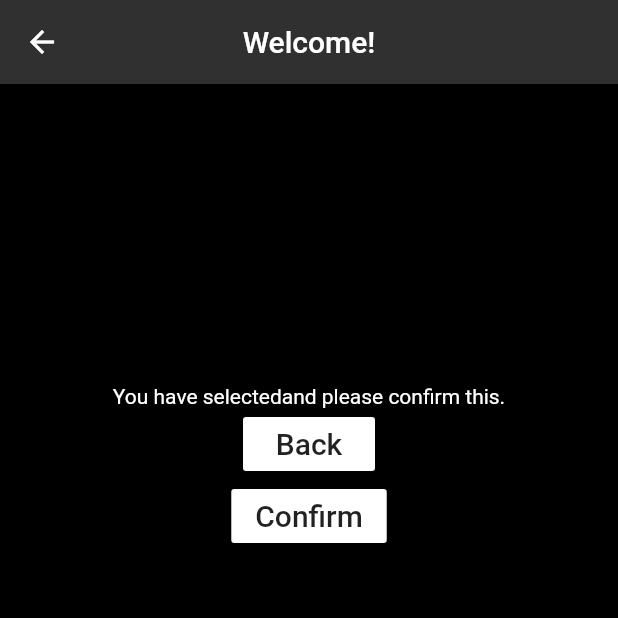
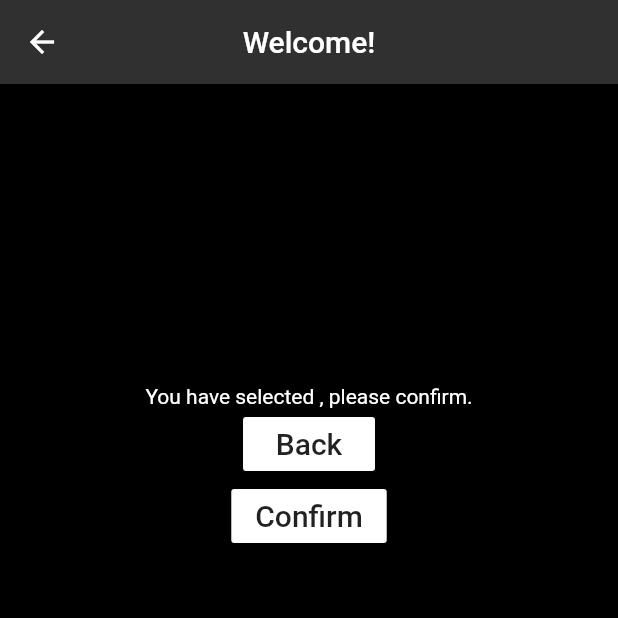
Before and after one commit to 4981Team1/mobile_voting_machine_frontend, a Flutter app: the Confirmation screen opened directly with empty values, on a phone screen of 412 x 824 dp, the top half of it. Run offline on Flutter 3.47's test engine with Material 2 defaults, Android fonts, the phone set to English and light mode, and no system bars; our stand-ins replace flutter_blue.

Commit message:
added json model for ballot. added sending ballot from mobile to pi

```diff
--- a/lib/VotingEvent.dart
+++ b/lib/VotingEvent.dart
@@ -19,8 +19,10 @@ class VotingEvent extends StatelessWidget {
   static const String _title = 'Example';
   String jsonStr;
   VotingEvent({Key key, this.jsonStr}) : super(key: key) {
+    print("in voting event : " + jsonStr);
     Map<String, dynamic> jsonObj = jsonDecode(jsonStr);
     electionId = jsonObj['_id'];
+    print("electionId: " + electionId);
   }
   @override
   Widget build(BuildContext context) {
@@ -128,7 +130,7 @@ class _MyStatefulWidgetState extends State<MyStatefulWidget> {
           onPressed: () {
             Navigator.push(
               context,
-              MaterialPageRoute(builder: (context) => Confirmation()),
+              MaterialPageRoute(builder: (context) => Confirmation(selected: keyList[_site1], electionId: electionId)),
             );
           },
           color: Colors.white,
@@ -138,7 +140,6 @@ class _MyStatefulWidgetState extends State<MyStatefulWidget> {
     );
   }
 }
-
 class _GenerateVoteList extends State<MyStatefulWidget> {
   // BestTutorSite _site = BestTutorSite.javatpoint;
   String json;
--- a/lib/models/ballot.dart
+++ b/lib/models/ballot.dart
@@ -1,15 +1,15 @@
 class Ballot {
-  final String _id;
+  final String id;
   final String selected;
 
-  Ballot(this._id, this.selected);
+  Ballot({this.id, this.selected});
   Ballot.fromJson(Map<String, dynamic> json)
-      : _id = json['_id'],
+      : id = json['_id'],
         selected = json['selected'];
 
   Map<String, dynamic> toJson() =>
       {
-        '_id': _id,
+        '_id': id,
         'selected': selected,
       };
 }
--- a/lib/models/poll.dart
+++ b/lib/models/poll.dart
@@ -9,7 +9,7 @@ class Poll {
   Poll({this.id, this.details, this.choices});
 
   Map<String, dynamic> toJson() => {
-    'id' : id,
+    '_id' : id,
     'details' : details,
     'choices' : choices,
   };
```
Also changed, not shown: lib/Confirmation.dart (+15 -13 lines).
